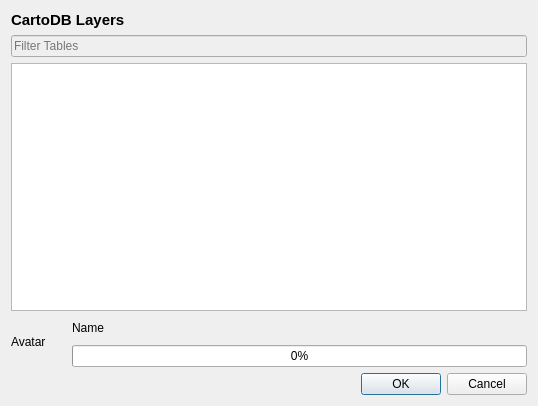
gkudos/qgis-cartodb, file ui/UI_CartoDBPlugin.ui: the form before one commit.
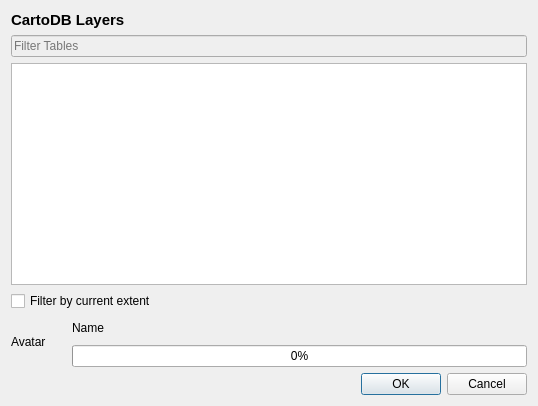
The form after the commit.

```diff
--- a/ui/UI_CartoDBPlugin.ui
+++ b/ui/UI_CartoDBPlugin.ui
@@ -58,6 +58,17 @@
      </property>
     </widget>
    </item>
+   <item>
+    <layout class="QHBoxLayout" name="optionsLayout">
+     <item>
+      <widget class="QCheckBox" name="extentCB">
+       <property name="text">
+        <string>Filter by current extent</string>
+       </property>
+      </widget>
+     </item>
+    </layout>
+   </item>
    <item>
     <layout class="QHBoxLayout" name="userDataLayout">
      <item>
```
